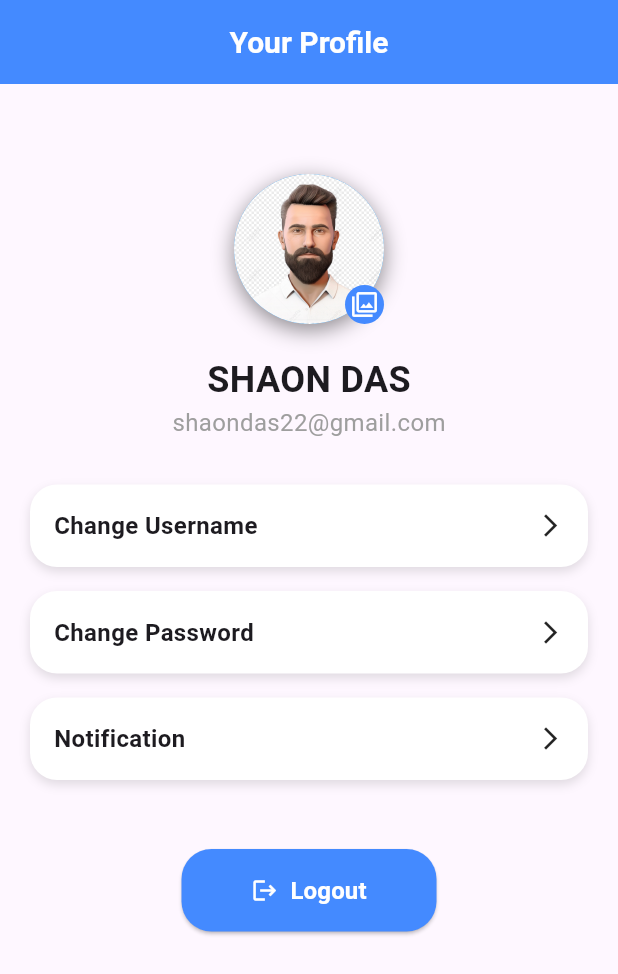
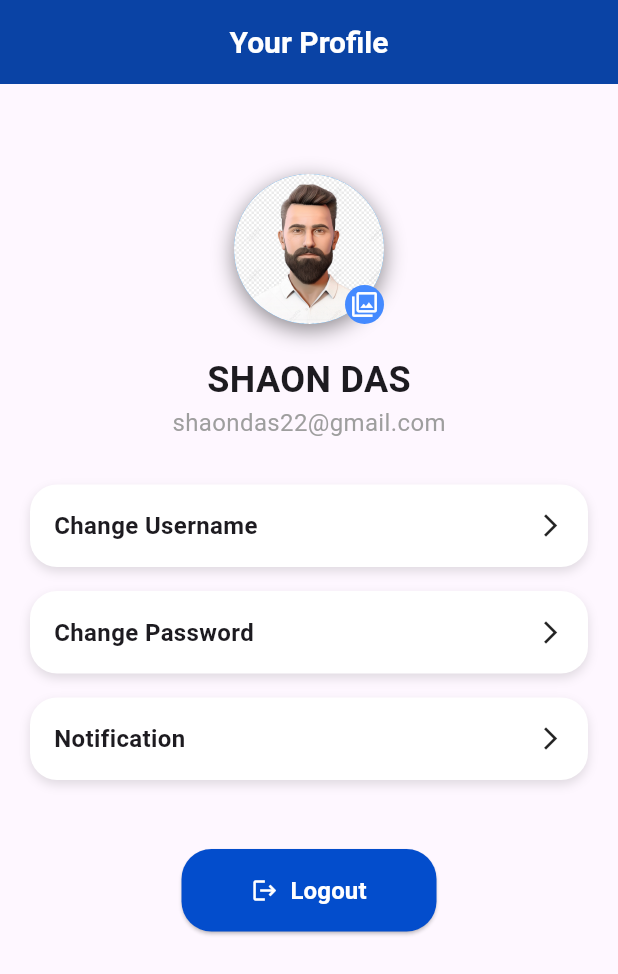
Before and after one commit to dev-shaon/TO-DO, a Flutter app: the ProfileScreen screen opened directly, on a phone screen of 412 x 824 dp. Shown: the top 974 px of the screen. Run offline on Flutter 3.47's test engine with Material 3 defaults, Android fonts, the phone set to English and light mode, and no system bars; our stand-ins replace font_awesome_flutter, sqflite; accounts and stored records are empty.

Commit message:
some change code

```diff
--- a/lib/Screens/Profile Screen/Changee_Username.dart
+++ b/lib/Screens/Profile Screen/Changee_Username.dart
@@ -11,6 +11,9 @@ class _ChangeeUsernameState extends State<ChangeeUsername> {
   @override
   Widget build(BuildContext context) {
     return Scaffold(
+      appBar: AppBar(
+        title: Text(""),
+      ),
       body: Column(
         children: [
           Center(child: Text("data"),)
--- a/lib/Screens/Profile Screen/Profile_Screen.dart
+++ b/lib/Screens/Profile Screen/Profile_Screen.dart
@@ -17,7 +17,7 @@ class _ProfileScreenState extends State<ProfileScreen> {
   Widget build(BuildContext context) {
     return Scaffold(
       appBar: AppBar(
-        backgroundColor: Colors.blueAccent,
+        backgroundColor: const Color.fromARGB(255, 10, 67, 165),
         title: Text(
           "Your Profile",
           style: TextStyle(
@@ -80,19 +80,19 @@ class _ProfileScreenState extends State<ProfileScreen> {
                 ),
               ),
 
-              const SizedBox(height: 20),
+               SizedBox(height: 20),
 
-              const Text(
+               Text(
                 "SHAON DAS",
                 style: TextStyle(fontWeight: FontWeight.bold, fontSize: 24),
               ),
 
-              const Text(
+               Text(
                 "shaondas22@gmail.com",
                 style: TextStyle(color: Colors.grey, fontSize: 16),
               ),
 
-              const SizedBox(height: 30),
+               SizedBox(height: 30),
 
               ProfileItem(
                 title: "Change Username",
@@ -122,14 +122,14 @@ class _ProfileScreenState extends State<ProfileScreen> {
                 },
               ),
 
-              const SizedBox(height: 30),
+               SizedBox(height: 30),
 
               SizedBox(
                 width: 170,
                 child: ElevatedButton.icon(
                   style: ElevatedButton.styleFrom(
                     foregroundColor: Colors.white,
-                    backgroundColor: Colors.blueAccent,
+                    backgroundColor: const Color.fromARGB(255, 3, 77, 204),
                     padding: EdgeInsets.symmetric(vertical: 16),
                     shape: RoundedRectangleBorder(
                       borderRadius: BorderRadius.circular(20),
@@ -141,11 +141,11 @@ class _ProfileScreenState extends State<ProfileScreen> {
                       MaterialPageRoute(builder: (context) => SignIn()),
                     );
                   },
-                  label: const Text(
+                  label:  Text(
                     "Logout",
                     style: TextStyle(fontSize: 16, fontWeight: FontWeight.bold),
                   ),
-                  icon: const Icon(Icons.logout),
+                  icon:  Icon(Icons.logout),
                 ),
               ),
             ],
```
Also changed, not shown: pubspec.lock.
